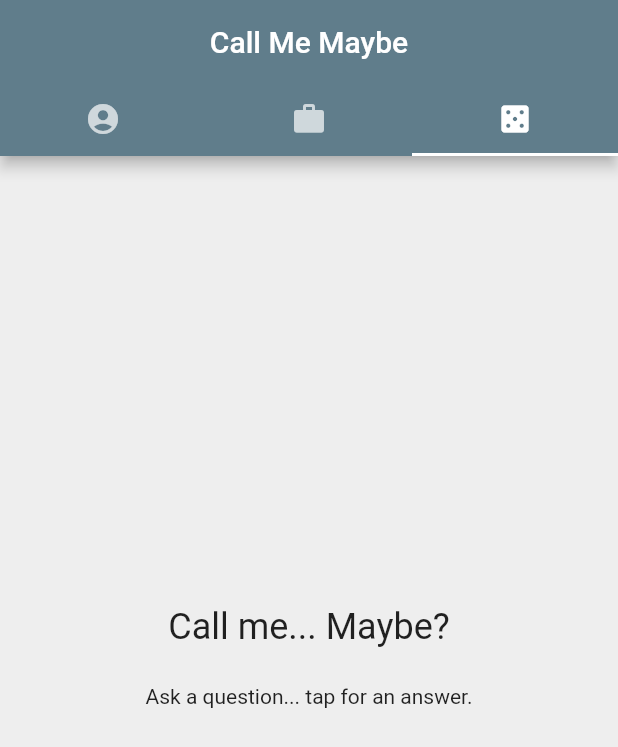
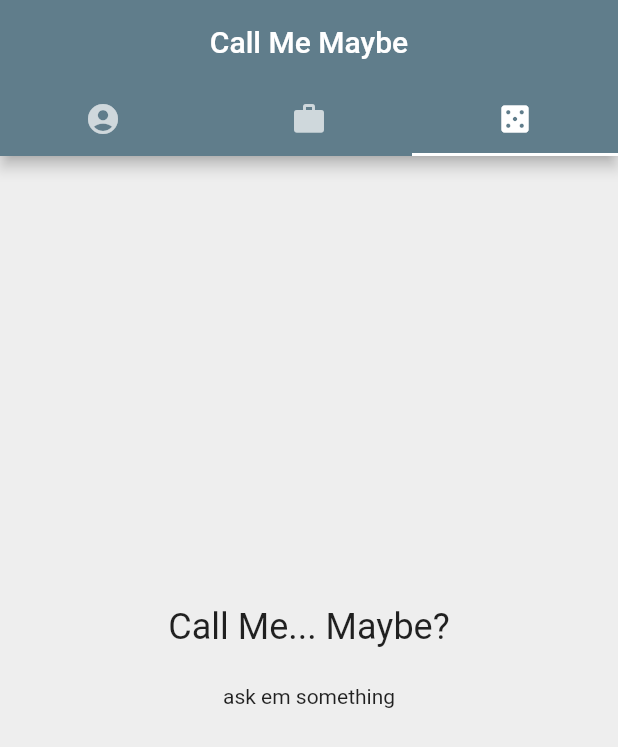
Before and after one commit to garayj/CS492, a Flutter app: the screen it shows after launch, tab 3 chosen, on a phone screen of 412 x 824 dp. Shown: the top 747 px of the screen. Run offline on Flutter 3.47's test engine with Material 2 defaults, Android fonts, the phone set to English and light mode, and no system bars; our stand-ins replace auto_size_text.

Commit message:
Refactored app so that almost all text is coming from the json file.

```diff
--- a/call_me/lib/components/predictor.dart
+++ b/call_me/lib/components/predictor.dart
@@ -1,28 +1,29 @@
+import 'package:flutter/material.dart';
 import 'package:call_me/models/predict.dart';
-import 'package:flutter/material.dart';
 import 'package:call_me/styles.dart';
 
 class Predictor extends StatefulWidget {
+  const Predictor({Key key, this.predictorProps, this.predictor})
+      : super(key: key);
+  final Map<String, dynamic> predictorProps;
+  final Predict predictor;
   @override
   State createState() => _PredictorState();
 }
 
 class _PredictorState extends State<Predictor> {
-  // Constants
-  static const String title = "Call me... Maybe?";
-  static const String instructions = "Ask a question... tap for an answer.";
-  final predict = Predict();
-
   // Main content of the Predictor screen.
   List<Widget> _generatePredictorContent(BuildContext context) {
     final styles = Styles(context: context);
     return [
-      styles.symPad(Text(title, style: styles.headline5)),
+      styles.symPad(
+          Text(widget.predictorProps["title"], style: styles.headline5)),
       GestureDetector(
-          onTap: () => setState(() => predict.newPrediction()),
-          child: styles.symPad(Text(instructions, style: styles.bodyText2))),
+          onTap: () => setState(() => widget.predictor.newPrediction()),
+          child: styles.symPad(Text(widget.predictorProps["clickMessage"],
+              style: styles.bodyText2))),
       styles.symPad(
-        Text('${predict.prediction}', style: styles.headline5),
+        Text('${widget.predictor.prediction}', style: styles.headline5),
       )
     ];
   }
--- a/call_me/lib/components/route_manager.dart
+++ b/call_me/lib/components/route_manager.dart
@@ -2,6 +2,7 @@ import 'package:call_me/components/business_card_view.dart';
 import 'package:call_me/components/predictor.dart';
 import 'package:call_me/components/resume.dart';
 import 'package:call_me/models/tab_info.dart';
+import 'package:call_me/models/predict.dart';
 import 'package:flutter/material.dart';
 import 'dart:convert';
 import 'package:flutter/services.dart' show rootBundle;
@@ -10,8 +11,24 @@ class RouteManager extends StatelessWidget {
   // Build method that creates the routes and screens.
   @override
   Widget build(BuildContext context) {
+    // Generates the tabs.
     List _generateTabs(List<TabInfo> data) {
       return data.map((final tab) => tab.getTab).toList();
+    }
+
+    List<TabInfo> _generateTabList(
+        Map businessCard, Map resume, Predict predictor, Map data) {
+      return [
+        TabInfo(Icon(Icons.account_circle),
+            BusinessCardView(userData: businessCard)),
+        TabInfo(Icon(Icons.work), Resume(userResume: resume)),
+        TabInfo(
+            Icon(Icons.casino),
+            Predictor(
+              predictorProps: data["predictor"],
+              predictor: predictor,
+            ))
+      ];
     }
 
     // Create the appbar
@@ -21,42 +38,43 @@ class RouteManager extends StatelessWidget {
           bottom: TabBar(tabs: _generateTabs(tabInfo)));
     }
 
-    // Generates the tabs.
+    Map<String, String> _formatBusinessCardData(Map<String, dynamic> data) {
+      return Map.from(data["businessCard"]
+          .map((key, value) => MapEntry(key.toString(), value.toString())));
+    }
 
     //Generates the screens to interact with.
     List<Widget> _generateScreens(List<TabInfo> data) {
       return data.map((final tab) => tab.screen).toList();
     }
 
+    Widget _formatDataAndDisplay(Map<String, dynamic> data) {
+      String title = data["title"];
+      final businessCard = _formatBusinessCardData(data);
+      final resume = data["resume"];
+      final predictor =
+          Predict(List<String>.from(data["predictor"]["options"]));
+      final tabInfo = _generateTabList(businessCard, resume, predictor, data);
+
+      return DefaultTabController(
+          length: tabInfo.length,
+          initialIndex: 0,
+          child: Scaffold(
+              appBar: appbar(title, tabInfo),
+              body: TabBarView(
+                children: _generateScreens(tabInfo),
+              )));
+    }
+
     return FutureBuilder(
         future: rootBundle.loadString("assets/userData.json"),
-        builder: (context, snapshot) {
+        builder: (ctx, snapshot) {
           if (snapshot.hasError) {
             return Text("something went Wrong");
           }
           if (snapshot.connectionState == ConnectionState.done &&
               snapshot.hasData) {
-            final data = json.decode(snapshot.data);
-            String title = data["title"];
-            Map<String, String> businessCard = Map.from(data["businessCard"]
-                .map((key, value) =>
-                    MapEntry(key.toString(), value.toString())));
-
-            final resume = data["resume"];
-            final tabInfo = [
-              TabInfo(Icon(Icons.account_circle),
-                  BusinessCardView(userData: businessCard)),
-              TabInfo(Icon(Icons.work), Resume(userResume: resume)),
-              TabInfo(Icon(Icons.casino), Predictor()),
-            ];
-            return DefaultTabController(
-                length: tabInfo.length,
-                initialIndex: 0,
-                child: Scaffold(
-                    appBar: appbar(title, tabInfo),
-                    body: TabBarView(
-                      children: _generateScreens(tabInfo),
-                    )));
+            return _formatDataAndDisplay(json.decode(snapshot.data));
           } else {
             return CircularProgressIndicator();
           }
--- a/call_me/lib/models/predict.dart
+++ b/call_me/lib/models/predict.dart
@@ -1,17 +1,9 @@
 import 'dart:math';
 
 class Predict {
+  Predict(this.predictions);
   final random = Random();
-  final List<String> predictions = [
-    'Hard Pass',
-    'Looks good',
-    'Maybe, seems likely',
-    'Possibly, but unlikely',
-    'It may or may not happen',
-    'Ask someone else',
-    'Definitely yes',
-    'Try again later'
-  ];
+  final List<String> predictions;
   String _prediction = '';
   // State functions
   void newPrediction() {
```
Also changed, not shown: call_me/lib/app.dart (+0 -17 lines), call_me/pubspec.yaml (+4 -4 lines), 1 other file.
